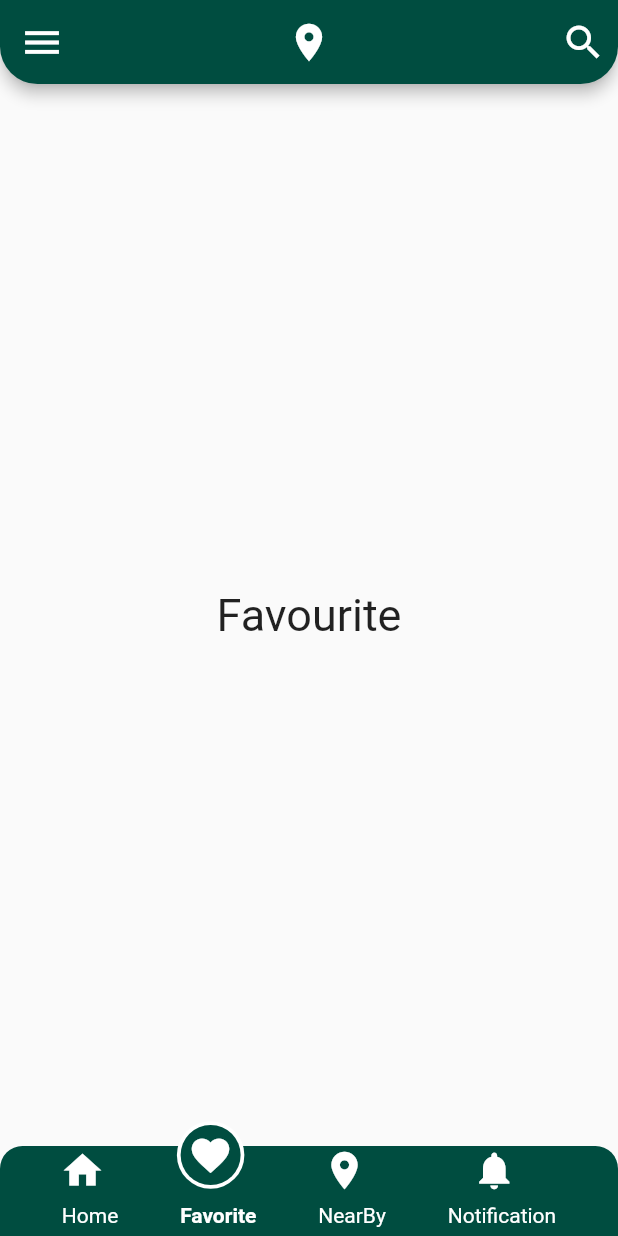
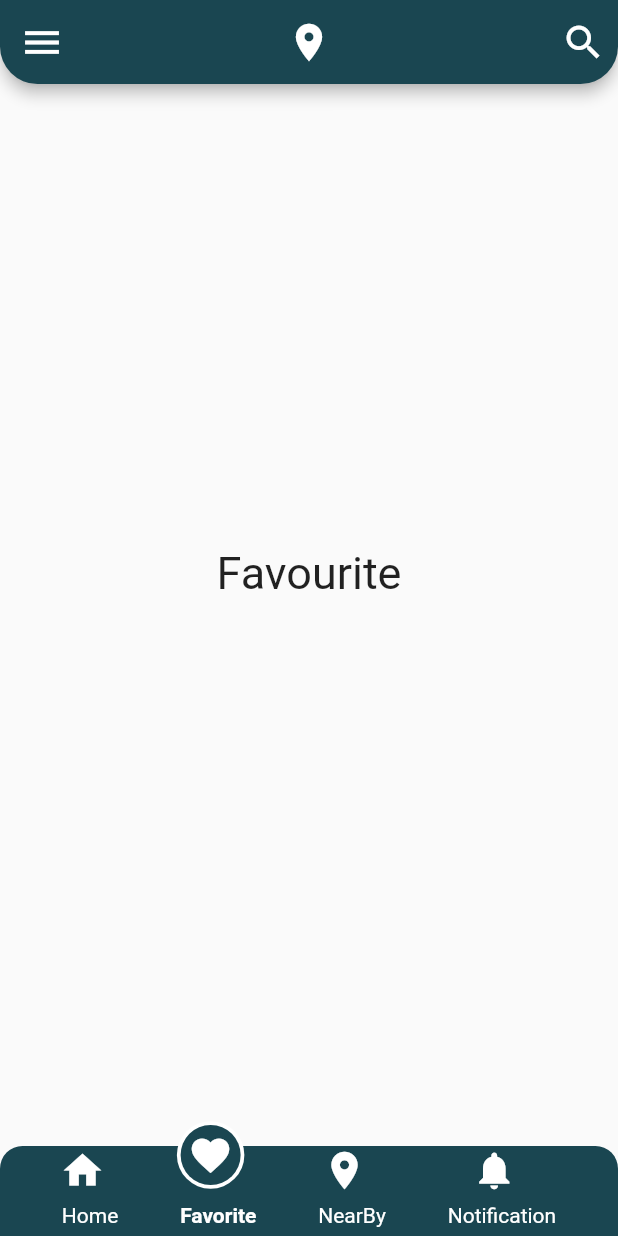
Before and after one commit to 1-Ali-1/mobile-programming, a Flutter app: the screen it shows after launch, item 2 of the bottom bar chosen, on a phone screen of 412 x 824 dp. Run offline on Flutter 3.47's test engine with Material 2 defaults, Android fonts, the phone set to English and light mode, and no system bars; our stand-ins replace banner_carousel.

Commit message:
better UI

```diff
--- a/lib/pages/favorite.dart
+++ b/lib/pages/favorite.dart
@@ -18,7 +18,7 @@ class Favorite extends StatelessWidget {
   Widget build(BuildContext context) {
     int i = Provider.of<ChangingIndex>(context).index;
 
-    return Scaffold(
+    return Scaffold(extendBodyBehindAppBar: true,
       appBar: appBar(),
       body: Column(
         children: [
--- a/lib/pages/nearBy.dart
+++ b/lib/pages/nearBy.dart
@@ -18,7 +18,7 @@ class NearBy extends StatelessWidget {
   Widget build(BuildContext context) {
     int i = Provider.of<ChangingIndex>(context).index;
 
-    return Scaffold(
+    return Scaffold(extendBodyBehindAppBar: true,
       appBar: appBar(),
       body: Column(
         children: [
--- a/lib/pages/notification.dart
+++ b/lib/pages/notification.dart
@@ -18,7 +18,7 @@ class Notifi extends StatelessWidget {
   Widget build(BuildContext context) {
     int i = Provider.of<ChangingIndex>(context).index;
 
-    return Scaffold(
+    return Scaffold(extendBodyBehindAppBar: true,
       appBar: appBar(),
       body: Column(
         children: [
--- a/lib/widgets/app_bar.dart
+++ b/lib/widgets/app_bar.dart
@@ -1,6 +1,6 @@
 import 'package:flutter/material.dart';
 
-  AppBar appBar(){
+AppBar appBar() {
   return AppBar(
     leading: const Icon(
       Icons.menu,
@@ -20,7 +20,7 @@ import 'package:flutter/material.dart';
         ),
       ),
     ],
-      backgroundColor: Colors.teal[900],
+    backgroundColor:Color.fromRGBO(26, 70, 81,1),
     shape: const RoundedRectangleBorder(
         borderRadius: BorderRadius.only(
             bottomLeft: Radius.circular(25.0),
--- a/lib/widgets/button_nav_bar.dart
+++ b/lib/widgets/button_nav_bar.dart
@@ -49,9 +49,9 @@ class ButtonNavBar extends StatelessWidget {
                                 child: Container(
                                   height: 40,
                                   width: 40,
-                                  decoration: BoxDecoration(
+                                  decoration: const BoxDecoration(
                                     shape: BoxShape.circle,
-                                    color: Colors.teal[900],
+                                    color: Color.fromRGBO(26, 70, 81,1),
                                   ),
                                 ),
                               )
--- a/lib/widgets/navBar.dart
+++ b/lib/widgets/navBar.dart
@@ -8,21 +8,15 @@ import 'package:provider/provider.dart';
 class navBar extends StatelessWidget {
   const navBar({
     Key? key,
-
   }) : super(key: key);
-
-
 
   @override
   Widget build(BuildContext context) {
     return Container(
       height: 60,
       decoration: BoxDecoration(
-        color: Colors.teal[900],
-        borderRadius: BorderRadius.only(
-          topLeft: Radius.circular(15),
-          topRight: Radius.circular(15),
-        ),
+        borderRadius: BorderRadius.vertical(top: Radius.circular(15)),
+        color:Color.fromRGBO(26, 70, 81,1),
       ),
       child: Row(
         mainAxisAlignment: MainAxisAlignment.spaceEvenly,
--- a/lib/widgets/worker.dart
+++ /dev/null
@@ -1,70 +0,0 @@
-// ignore_for_file: prefer_const_constructors
-
-import 'package:flutter/material.dart';
-
-Container workers() {
-  return Container(
-    height: 140,
-    child: ListView.builder(
-        scrollDirection: Axis.horizontal,
-        itemCount: 3,
-        itemBuilder: (context, i) {
-          return Padding(
-            padding: const EdgeInsets.symmetric(horizontal: 10),
-            child: Column(
-              children: [
-                ClipRRect(
-                  borderRadius: BorderRadius.only(
-                      topRight: Radius.circular(20),
-                      topLeft: Radius.circular(20)),
-                  child: Container(
-                    height: 60,
-                    width: 130,
-                    child: Image.asset(
-                      'assets/imgs/dude.webp',
-                      fit: BoxFit.fill,
-                    ),
-                  ),
-                ),
-                Container(
-                  height: 75,
-                  width: 130,
-                  decoration: BoxDecoration(
-                    border: Border.all(width: 0.8),
-                    borderRadius: BorderRadius.only(
-                        bottomRight: Radius.circular(20),
-                        bottomLeft: Radius.circular(20)),
-                    color: Colors.white,
-                  ),
-                  child: Column(
-                    children: const [
-                      Text(
-                        'هیمن کامەران هیوا',
-                        style: TextStyle(
-                            color: Colors.black87,
-                            fontSize: 12,
-                            fontFamily: 'Kurdish'),
-                      ),
-                      Text(
-                        'ژمارەی مۆبایل: ٠٧٥٠٢٨٠٤٣٦٩',
-                        style: TextStyle(
-                            color: Colors.black87,
-                            fontSize: 11,
-                            fontFamily: 'Kurdish'),
-                      ),
-                      Text(
-                        'پیشە:جامچی',
-                        style: TextStyle(
-                            color: Colors.black87,
-                            fontSize: 12,
-                            fontFamily: 'Kurdish'),
-                      ),
-                    ],
-                  ),
-                ),
-              ],
-            ),
-          );
-        }),
-  );
-}
```
Also changed, not shown: lib/mock_data.dart (added, +61 -0 lines), lib/pages/home_page.dart (+16 -12 lines), lib/widgets/list_of_worker.dart (added, +76 -0 lines), assets/imgs/image.jpg (added), assets/imgs/man.jpg (added), assets/imgs/sport.jpg (added). Lines whose indentation alone changed are shown as unchanged.
